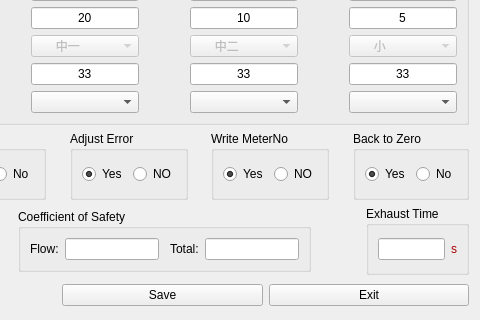
Above: source/datatest/datatestdlg/ui/parasetdlg.ui from flimmy78/qtverify before the change; both pictures show x 220 to 700 and y 289 to 609 of the 700 by 609 pixel window. Below: the same form after it.
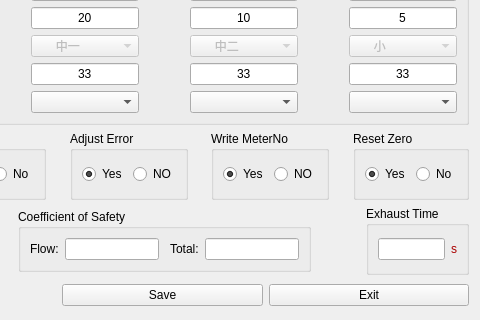
That is the form after the change. Icons and pictures are not drawn. Custom widgets are drawn as their Qt base class.

Commit message: 质量法界面当前关键参数中增加显示是否初值回零

Diff of the .ui file:
```diff
--- a/source/datatest/datatestdlg/ui/parasetdlg.ui
+++ b/source/datatest/datatestdlg/ui/parasetdlg.ui
@@ -1297,7 +1297,7 @@
      <item>
       <widget class="Q3ButtonGroup" name="buttonGroup_8">
        <property name="title">
-        <string>Back to Zero</string>
+        <string>Reset Zero</string>
        </property>
        <layout class="QHBoxLayout" name="horizontalLayout_10">
         <item>
```
The commit also changes 4 other files.
